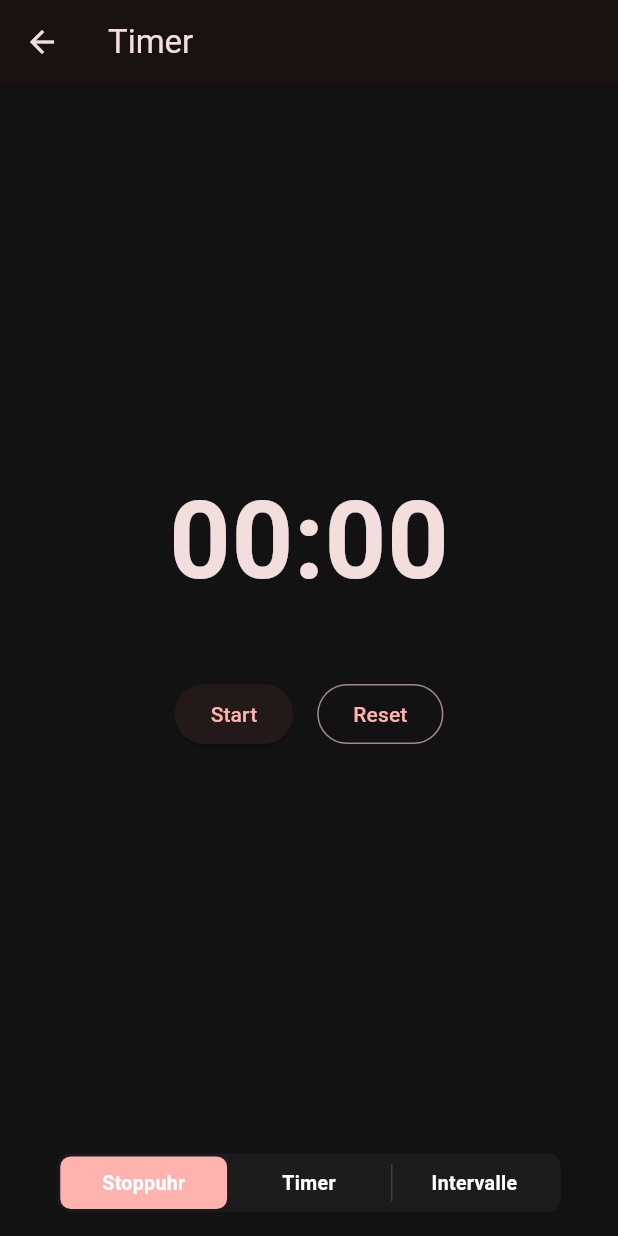
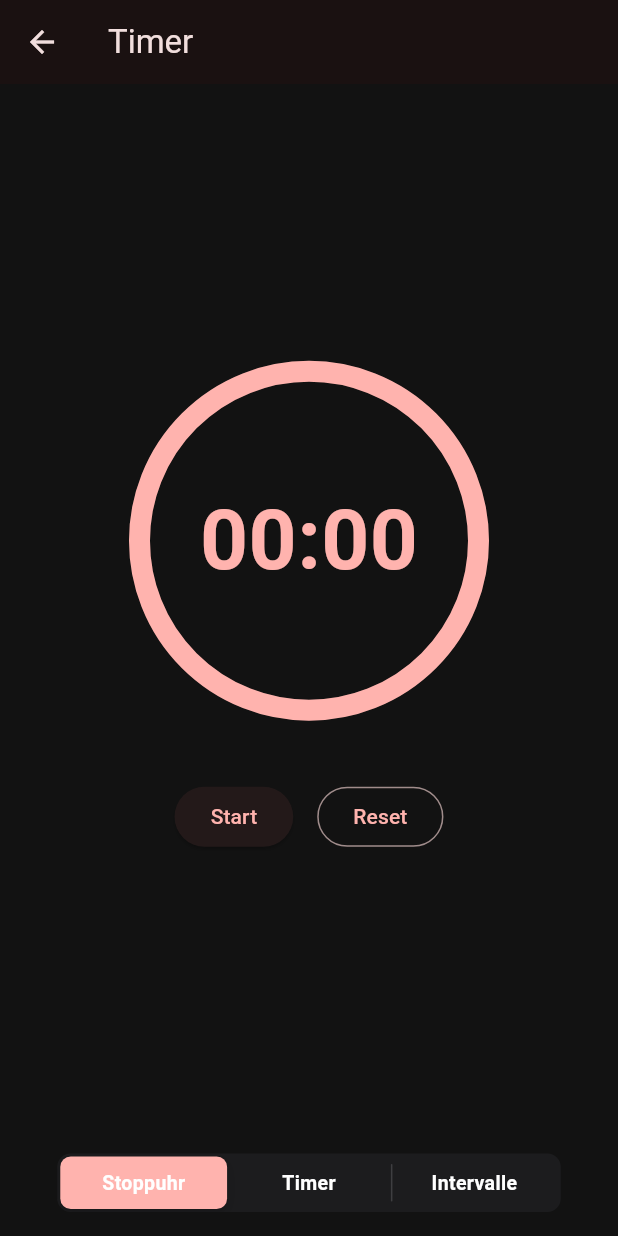
Before and after one commit to Yama384/boxing_app, a Flutter app: the screen it shows after launch, after a tap on "Timer", on a phone screen of 412 x 824 dp. Run offline on Flutter 3.47's test engine with Material 3 defaults, Android fonts, the phone set to English and light mode, and no system bars; our stand-ins replace audioplayers.

Commit message:
Timer-Screen fertig: Kreis-Fortschrittsring, Mehrsprachigkeit, Farbdesign

```diff
--- a/lib/app_settings.dart
+++ b/lib/app_settings.dart
@@ -9,4 +9,5 @@ class AppSettings {
 
   static final ValueNotifier<Color> seedColor = ValueNotifier<Color>(Colors.redAccent);
   static final ValueNotifier<bool> soundEnabled = ValueNotifier<bool>(true);
+  static final ValueNotifier<Locale> locale = ValueNotifier<Locale>(const Locale('de'));
 }
--- /dev/null
+++ b/lib/app_strings.dart
@@ -0,0 +1,85 @@
+import 'package:flutter/material.dart';
+
+const Map<String, Map<String, String>> _translations = {
+  'de': {
+    'appTitle': 'Boxing App',
+    'tagline': 'Train. Track. Win.',
+    'timer': 'Timer',
+    'stopwatch': 'Stoppuhr',
+    'interval': 'Intervalle',
+    'strength': 'Kraftübungen',
+    'trainingPlan': 'Trainingsplan',
+    'logbook': 'Logbuch',
+    'settings': 'Einstellungen',
+    'comingSoon': 'Bald verfügbar',
+    'colorDesign': 'Farbdesign',
+    'colorDesignSubtitle': 'Standard: Rot -- wähle deine eigene Akzentfarbe',
+    'language': 'Sprache',
+    'start': 'Start',
+    'pause': 'Pause',
+    'reset': 'Reset',
+    'timeUp': 'Zeit abgelaufen!',
+    'trainingDone': 'Training beendet',
+    'round': 'Runde',
+    'rounds': 'Runden',
+    'roundDuration': 'Rundendauer',
+    'min': 'Min',
+    'sec': 'Sek',
+    'soundToggleTitle': 'Signalton bei Zeitablauf',
+    'soundToggleSubtitle': 'Boxglocke abspielen, wenn der Timer abläuft',
+    'colorRed': 'Rot',
+    'colorGreen': 'Grün',
+    'colorBlue': 'Blau',
+    'colorOrange': 'Orange',
+    'colorPurple': 'Lila',
+    'colorTeal': 'Türkis',
+  },
+  'en': {
+    'appTitle': 'Boxing App',
+    'tagline': 'Train. Track. Win.',
+    'timer': 'Timer',
+    'stopwatch': 'Stopwatch',
+    'interval': 'Intervals',
+    'strength': 'Strength Training',
+    'trainingPlan': 'Training Plan',
+    'logbook': 'Logbook',
+    'settings': 'Settings',
+    'comingSoon': 'Coming soon',
+    'colorDesign': 'Color Theme',
+    'colorDesignSubtitle': 'Default: Red -- choose your own accent color',
+    'language': 'Language',
+    'start': 'Start',
+    'pause': 'Pause',
+    'reset': 'Reset',
+    'timeUp': 'Time is up!',
+    'trainingDone': 'Training finished',
+    'round': 'Round',
+    'rounds': 'Rounds',
+    'roundDuration': 'Round duration',
+    'min': 'Min',
+    'sec': 'Sec',
+    'soundToggleTitle': 'Sound when time is up',
+    'soundToggleSubtitle': 'Play the boxing bell when the timer ends',
+    'colorRed': 'Red',
+    'colorGreen': 'Green',
+    'colorBlue': 'Blue',
+    'colorOrange': 'Orange',
+    'colorPurple': 'Purple',
+    'colorTeal': 'Teal',
+  },
+};
+
+/// Kleine, selbstgebaute Übersetzungslösung statt Flutters offiziellem
+/// l10n-Codegen (ARB-Dateien + flutter gen-l10n) -- für den aktuellen Umfang
+/// (~25 Texte, 2 Sprachen) reicht eine einfache Lookup-Tabelle.
+class AppStrings {
+  const AppStrings(this._map);
+
+  factory AppStrings.of(Locale locale) {
+    return AppStrings(_translations[locale.languageCode] ?? _translations['de']!);
+  }
+
+  final Map<String, String> _map;
+
+  String call(String key) => _map[key] ?? key;
+}
--- a/lib/screens/home_screen.dart
+++ b/lib/screens/home_screen.dart
@@ -1,4 +1,6 @@
 import 'package:flutter/material.dart';
+import '../app_settings.dart';
+import '../app_strings.dart';
 import 'coming_soon_screen.dart';
 import 'settings_screen.dart';
 import 'timer_screen.dart';
@@ -8,6 +10,10 @@ class HomeScreen extends StatelessWidget {
 
   @override
   Widget build(BuildContext context) {
+    return ValueListenableBuilder<Locale>(
+      valueListenable: AppSettings.locale,
+      builder: (context, locale, _) {
+        final s = AppStrings.of(locale);
         return Scaffold(
           body: SafeArea(
             child: Padding(
@@ -17,7 +23,7 @@ class HomeScreen extends StatelessWidget {
                 children: [
                   const SizedBox(height: 16),
                   Text(
-                'BOXING APP',
+                    s('appTitle').toUpperCase(),
                     style: TextStyle(
                       fontSize: 34,
                       fontWeight: FontWeight.w900,
@@ -27,7 +33,7 @@ class HomeScreen extends StatelessWidget {
                   ),
                   const SizedBox(height: 4),
                   Text(
-                'Train. Track. Win.',
+                    s('tagline'),
                     style: TextStyle(
                       fontSize: 14,
                       letterSpacing: 2,
@@ -43,18 +49,18 @@ class HomeScreen extends StatelessWidget {
                       children: [
                         _ModuleCard(
                           icon: Icons.timer,
-                      label: 'Timer',
+                          label: s('timer'),
                           onTap: () => Navigator.of(context).push(
                             MaterialPageRoute(builder: (_) => const TimerScreen()),
                           ),
                         ),
                         _ModuleCard(
                           icon: Icons.fitness_center,
-                      label: 'Kraftübungen',
+                          label: s('strength'),
                           onTap: () => Navigator.of(context).push(
                             MaterialPageRoute(
                               builder: (_) => const ComingSoonScreen(
-                            title: 'Kraftübungen',
+                                titleKey: 'strength',
                                 icon: Icons.fitness_center,
                               ),
                             ),
@@ -62,11 +68,11 @@ class HomeScreen extends StatelessWidget {
                         ),
                         _ModuleCard(
                           icon: Icons.event_note,
-                      label: 'Trainingsplan',
+                          label: s('trainingPlan'),
                           onTap: () => Navigator.of(context).push(
                             MaterialPageRoute(
                               builder: (_) => const ComingSoonScreen(
-                            title: 'Trainingsplan',
+                                titleKey: 'trainingPlan',
                                 icon: Icons.event_note,
                               ),
                             ),
@@ -74,11 +80,11 @@ class HomeScreen extends StatelessWidget {
                         ),
                         _ModuleCard(
                           icon: Icons.menu_book,
-                      label: 'Logbuch',
+                          label: s('logbook'),
                           onTap: () => Navigator.of(context).push(
                             MaterialPageRoute(
                               builder: (_) => const ComingSoonScreen(
-                            title: 'Logbuch',
+                                titleKey: 'logbook',
                                 icon: Icons.menu_book,
                               ),
                             ),
@@ -86,7 +92,7 @@ class HomeScreen extends StatelessWidget {
                         ),
                         _ModuleCard(
                           icon: Icons.settings,
-                      label: 'Einstellungen',
+                          label: s('settings'),
                           onTap: () => Navigator.of(context).push(
                             MaterialPageRoute(builder: (_) => const SettingsScreen()),
                           ),
@@ -98,6 +104,8 @@ class HomeScreen extends StatelessWidget {
               ),
             ),
           ),
+        );
+      },
     );
   }
 }
--- a/lib/screens/stopwatch_tab.dart
+++ b/lib/screens/stopwatch_tab.dart
@@ -1,6 +1,9 @@
 import 'dart:async';
 import 'package:flutter/material.dart';
+import '../app_settings.dart';
+import '../app_strings.dart';
 import '../time_format.dart';
+import '../widgets/circular_timer_display.dart';
 
 class StopwatchTab extends StatefulWidget {
   const StopwatchTab({super.key});
@@ -43,16 +46,24 @@ class _StopwatchTabState extends State<StopwatchTab> {
 
   @override
   Widget build(BuildContext context) {
+    return ValueListenableBuilder<Locale>(
+      valueListenable: AppSettings.locale,
+      builder: (context, locale, _) {
+        final s = AppStrings.of(locale);
         return Center(
           child: Column(
             mainAxisAlignment: MainAxisAlignment.center,
             children: [
-          Text(
+              CircularTimerDisplay(
+                progress: const AlwaysStoppedAnimation(1.0),
+                child: Text(
                   formatSeconds(_seconds),
-            style: const TextStyle(
-              fontSize: 72,
+                  style: TextStyle(
+                    fontSize: 56,
                     fontWeight: FontWeight.bold,
-              fontFeatures: [FontFeature.tabularFigures()],
+                    fontFeatures: const [FontFeature.tabularFigures()],
+                    color: Theme.of(context).colorScheme.primary,
+                  ),
                 ),
               ),
               const SizedBox(height: 40),
@@ -61,17 +72,16 @@ class _StopwatchTabState extends State<StopwatchTab> {
                 children: [
                   ElevatedButton(
                     onPressed: _isRunning ? _pause : _start,
-                child: Text(_isRunning ? 'Pause' : 'Start'),
+                    child: Text(_isRunning ? s('pause') : s('start')),
                   ),
                   const SizedBox(width: 16),
-              OutlinedButton(
-                onPressed: _reset,
-                child: const Text('Reset'),
-              ),
+                  OutlinedButton(onPressed: _reset, child: Text(s('reset'))),
                 ],
               ),
             ],
           ),
         );
+      },
+    );
   }
 }
--- a/lib/screens/timer_screen.dart
+++ b/lib/screens/timer_screen.dart
@@ -1,5 +1,7 @@
 import 'package:flutter/cupertino.dart' show CupertinoSlidingSegmentedControl;
 import 'package:flutter/material.dart';
+import '../app_settings.dart';
+import '../app_strings.dart';
 import 'interval_timer_tab.dart';
 import 'simple_timer_tab.dart';
 import 'stopwatch_tab.dart';
@@ -39,8 +41,12 @@ class _TimerScreenState extends State<TimerScreen> {
 
   @override
   Widget build(BuildContext context) {
+    return ValueListenableBuilder<Locale>(
+      valueListenable: AppSettings.locale,
+      builder: (context, locale, _) {
+        final s = AppStrings.of(locale);
         return Scaffold(
-      appBar: AppBar(title: const Text('Timer')),
+          appBar: AppBar(title: Text(s('timer'))),
           body: SafeArea(
             child: Column(
               children: [
@@ -52,9 +58,9 @@ class _TimerScreenState extends State<TimerScreen> {
                     backgroundColor: const Color(0xFF1C1C1E),
                     thumbColor: Theme.of(context).colorScheme.primary,
                     children: {
-                  _TimerMode.stopwatch: _segmentLabel('Stoppuhr'),
-                  _TimerMode.simple: _segmentLabel('Timer'),
-                  _TimerMode.interval: _segmentLabel('Intervalle'),
+                      _TimerMode.stopwatch: _segmentLabel(s('stopwatch')),
+                      _TimerMode.simple: _segmentLabel(s('timer')),
+                      _TimerMode.interval: _segmentLabel(s('interval')),
                     },
                     onValueChanged: (value) {
                       if (value != null) setState(() => _mode = value);
@@ -65,5 +71,7 @@ class _TimerScreenState extends State<TimerScreen> {
             ),
           ),
         );
+      },
+    );
   }
 }
--- /dev/null
+++ b/lib/widgets/circular_timer_display.dart
@@ -0,0 +1,116 @@
+import 'dart:math' as math;
+import 'package:flutter/material.dart';
+
+/// Kreisförmiger Fortschrittsring. `progress` ist eine echte Flutter-
+/// Animation (nicht nur ein einzelner double-Wert) -- dadurch zeichnet sich
+/// der Ring bei jedem Frame (60x pro Sekunde) neu, unabhängig davon, wie oft
+/// der restliche Screen (z.B. die Sekunden-Anzeige) aktualisiert wird. Das
+/// verhindert das "Ruckeln", das bei kurzen Timern entsteht, wenn der Ring
+/// nur einmal pro Sekunde springt.
+class CircularTimerDisplay extends StatelessWidget {
+  const CircularTimerDisplay({
+    super.key,
+    required this.progress,
+    required this.child,
+    this.size = 240,
+    this.strokeWidth = 14,
+    this.color,
+  });
+
+  /// Fortschritt von 0.0 (leer) bis 1.0 (voll).
+  final Animation<double> progress;
+  final Widget child;
+  final double size;
+  final double strokeWidth;
+  final Color? color;
+
+  @override
+  Widget build(BuildContext context) {
+    final ringColor = color ?? Theme.of(context).colorScheme.primary;
+    return TweenAnimationBuilder<double>(
+      tween: Tween<double>(begin: 0, end: 1),
+      duration: const Duration(milliseconds: 500),
+      curve: Curves.easeOutBack,
+      builder: (context, appear, ring) {
+        return Opacity(
+          opacity: appear.clamp(0.0, 1.0),
+          child: Transform.scale(scale: appear, child: ring),
+        );
+      },
+      child: SizedBox(
+        width: size,
+        height: size,
+        child: Stack(
+          alignment: Alignment.center,
+          children: [
+            AnimatedBuilder(
+              animation: progress,
+              builder: (context, _) {
+                return CustomPaint(
+                  size: Size(size, size),
+                  painter: _RingPainter(
+                    progress: progress.value.clamp(0.0, 1.0),
+                    color: ringColor,
+                    trackColor: ringColor.withValues(alpha: 0.15),
+                    strokeWidth: strokeWidth,
+                  ),
+                );
+              },
+            ),
+            child,
+          ],
+        ),
+      ),
+    );
+  }
+}
+
+class _RingPainter extends CustomPainter {
+  _RingPainter({
+    required this.progress,
+    required this.color,
+    required this.trackColor,
+    required this.strokeWidth,
+  });
+
+  final double progress;
+  final Color color;
+  final Color trackColor;
+  final double strokeWidth;
+
+  @override
+  void paint(Canvas canvas, Size size) {
+    final center = size.center(Offset.zero);
+    final radius = (size.shortestSide - strokeWidth) / 2;
+    final rect = Rect.fromCircle(center: center, radius: radius);
+
+    final trackPaint = Paint()
+      ..color = trackColor
+      ..style = PaintingStyle.stroke
+      ..strokeWidth = strokeWidth
+      ..strokeCap = StrokeCap.round
+      ..isAntiAlias = true;
+    canvas.drawCircle(center, radius, trackPaint);
+
+    if (progress <= 0) return;
+
+    final progressPaint = Paint()
+      ..color = color
+      ..style = PaintingStyle.stroke
+      ..strokeWidth = strokeWidth
+      ..strokeCap = StrokeCap.round
+      ..isAntiAlias = true;
+
+    const startAngle = -math.pi / 2;
+    final sweepAngle = 2 * math.pi * progress;
+    canvas.drawArc(rect, startAngle, sweepAngle, false, progressPaint);
+  }
+
+  @override
+  bool shouldRepaint(covariant _RingPainter oldDelegate) {
+    return oldDelegate.progress != progress ||
+        oldDelegate.color != color ||
+        oldDelegate.trackColor != trackColor ||
+        oldDelegate.strokeWidth != strokeWidth;
+  }
+}
```
Also changed, not shown: lib/screens/coming_soon_screen.dart (+14 -6 lines), lib/screens/interval_timer_tab.dart (+59 -13 lines), lib/screens/settings_screen.dart (+48 -21 lines), lib/screens/simple_timer_tab.dart (+60 -24 lines). Lines whose indentation alone changed are shown as unchanged.
